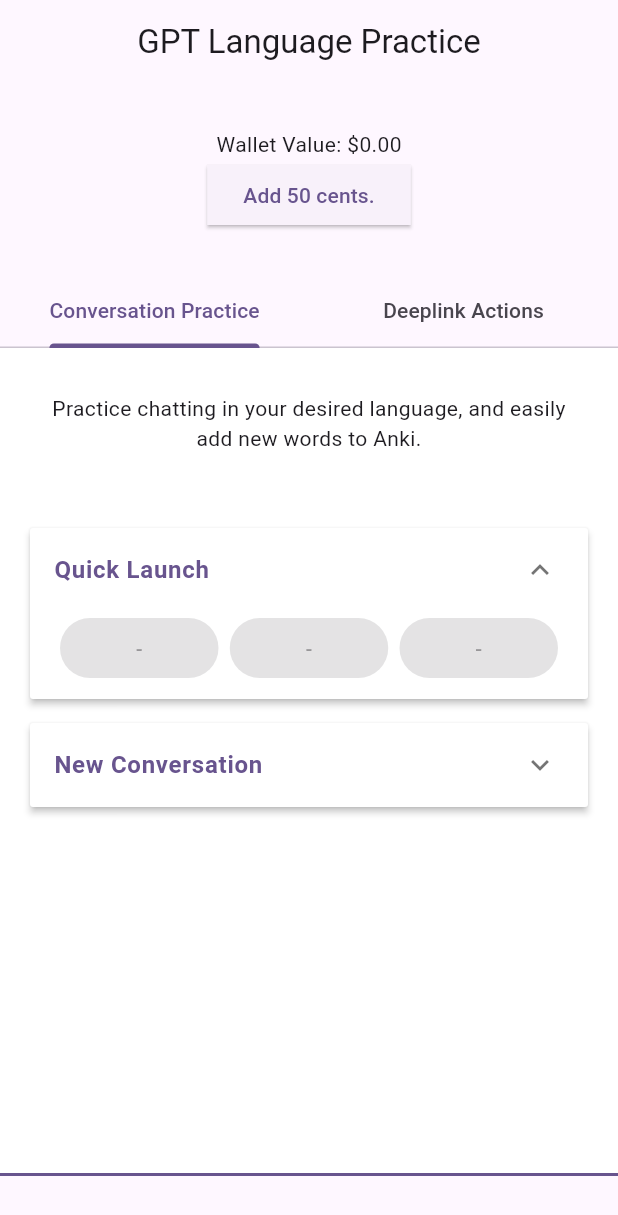
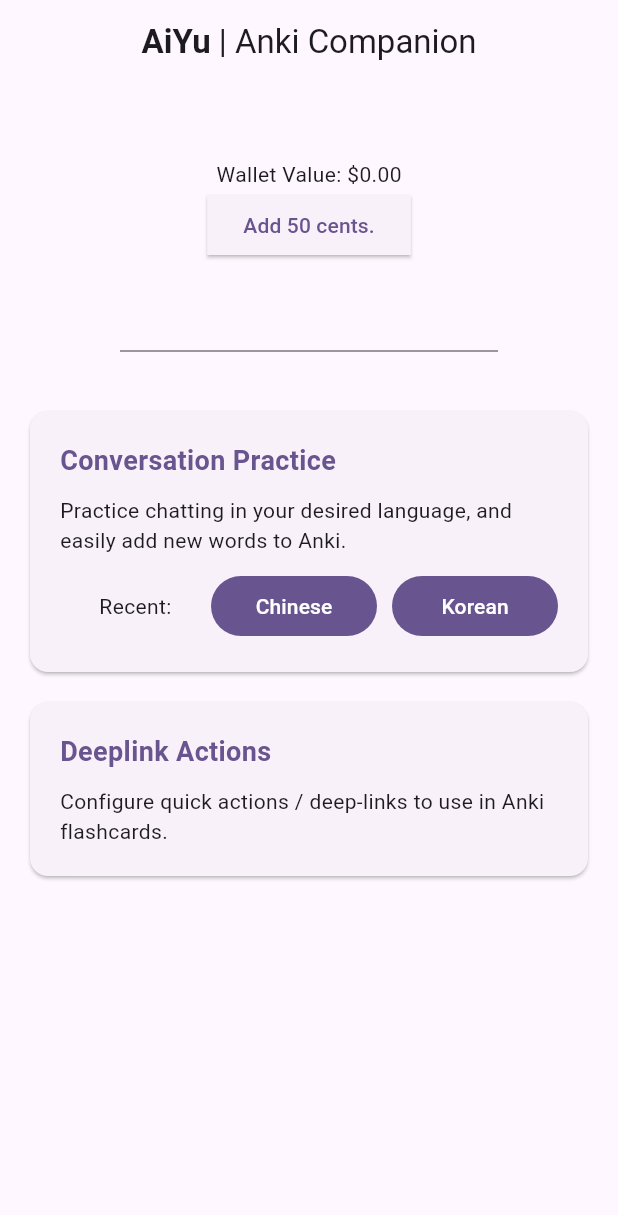
Before and after one commit to martvanburen/aiyu, a Flutter app: the screen it shows after launch, on a phone screen of 412 x 824 dp. Shown: the top 1215 px of the screen. Run offline on Flutter 3.47's test engine with Material 2 defaults, Android fonts, the phone set to English and light mode, and no system bars; our stand-ins replace flutter_dotenv, just_audio, shared_preferences, speech_to_text; missing offline and left inert: aws_polly, flutter_shortcuts; generated files the repository leaves out were written again.

Commit message:
Second attempt at homepage redesign.

```diff
--- a/lib/l10n/app_en.arb
+++ b/lib/l10n/app_en.arb
@@ -1,5 +1,6 @@
 {
-    "title": "GPT Language Practice",
+    "title": "AiYu",
+    "subtitle": "Anki Companion",
     "tab_english": "English",
     "tab_korean": "한국어",
     "tab_chinese": "中文",
--- a/lib/l10n/app_ko.arb
+++ b/lib/l10n/app_ko.arb
@@ -1,5 +1,6 @@
 {
-    "title": "GPT Language Practice",
+    "title": "AiYu",
+    "subtitle": "Anki Companion",
     "tab_english": "English",
     "tab_korean": "한국어",
     "tab_chinese": "中文",
--- a/lib/l10n/app_zh.arb
+++ b/lib/l10n/app_zh.arb
@@ -1,5 +1,6 @@
 {
-    "title": "GPT Language Practice",
+    "title": "爱语",
+    "subtitle": "Anki Companion",
     "tab_english": "English",
     "tab_korean": "한국어",
     "tab_chinese": "中文",
--- a/lib/main.dart
+++ b/lib/main.dart
@@ -1,7 +1,7 @@
 import "dart:io";
 
 import "package:ai_yu/data_structures/gpt_mode.dart";
-import 'package:ai_yu/pages/home/home_page.dart';
+import 'package:ai_yu/pages/home_page.dart';
 import 'package:ai_yu/pages/conversation_page.dart';
 import "package:flutter/material.dart";
 import "package:flutter_dotenv/flutter_dotenv.dart";
--- a/lib/pages/home/conversation_launch_page.dart
+++ /dev/null
@@ -1,252 +0,0 @@
-import 'dart:math';
-
-import 'package:flutter/material.dart';
-import 'package:ai_yu/data_structures/gpt_mode.dart';
-import 'package:ai_yu/pages/conversation_page.dart';
-import 'package:shared_preferences/shared_preferences.dart';
-
-class Item {
-  Item({
-    required this.expandedValue,
-    required this.headerValue,
-    this.isExpanded = false,
-  });
-
-  Widget Function(BuildContext) expandedValue;
-  String headerValue;
-  bool isExpanded;
-}
-
-class ConversationLaunchPage extends StatefulWidget {
-  const ConversationLaunchPage({super.key});
-
-  @override
-  State<ConversationLaunchPage> createState() => _ConversationLaunchPage();
-}
-
-class _ConversationLaunchPage extends State<ConversationLaunchPage> {
-  bool _isConversationMode = false;
-  Locale _selectedLocale = const Locale('en', 'English');
-  List<String> _recentLanguages = ['-', '-', '-'];
-  late int _currentOpenPanelIndex;
-  final _panelItems = <Item>[];
-  final _languageMap = {
-    'en': 'English',
-    'ko': 'Korean',
-    'zh': 'Chinese',
-  };
-  SharedPreferences? _prefs;
-
-  @override
-  void initState() {
-    super.initState();
-    _loadPreferences();
-
-    _currentOpenPanelIndex = 0;
-    _panelItems.add(Item(
-      expandedValue: _buildQuickLaunch,
-      headerValue: "Quick Launch",
-      isExpanded: true,
-    ));
-    _panelItems.add(Item(
-      expandedValue: _buildManualLaunch,
-      headerValue: "New Conversation",
-      isExpanded: false,
-    ));
-  }
-
-  Future<void> _loadPreferences() async {
-    _prefs = await SharedPreferences.getInstance();
-    setState(() {
-      _isConversationMode = _prefs?.getBool('isConversationMode') ?? false;
-      _recentLanguages =
-          _prefs?.getStringList('recentLanguages') ?? ['-', '-', '-'];
-    });
-  }
-
-  void _navigateToPage(BuildContext context, Locale locale) {
-    _updateRecentLanguages(locale.languageCode);
-    Navigator.push(
-        context,
-        MaterialPageRoute(
-            builder: (context) => LanguagePracticePage(
-                mode: _isConversationMode
-                    ? GPTMode.languagePracticeConversationMode
-                    : GPTMode.languagePracticeQuestionMode,
-                locale: _selectedLocale)));
-  }
-
-  void _updateRecentLanguages(String languageCode) {
-    if (!_recentLanguages.contains(languageCode)) {
-      _recentLanguages.removeAt(0);
-      _recentLanguages.add(languageCode);
-      _prefs?.setStringList('recentLanguages', _recentLanguages);
-    }
-  }
-
-  @override
-  Widget build(BuildContext context) {
-    return Container(
-        color: Colors.white,
-        child: Column(
-          mainAxisAlignment: MainAxisAlignment.start,
-          children: [
-            _buildHeaderText(context),
-            _buildExpansionPanelList(),
-          ],
-        ));
-  }
-
-  Widget _buildHeaderText(BuildContext context) {
-    return const Padding(
-      padding: EdgeInsets.all(30.0),
-      child: Text(
-        "Practice chatting in your desired language, and easily add new words to Anki.",
-        textAlign: TextAlign.center,
-      ),
-    );
-  }
-
-  Widget _buildExpansionPanelList() {
-    return Padding(
-        padding: const EdgeInsets.all(20.0),
-        child: ExpansionPanelList(
-          expansionCallback: (int index, bool isExpanded) {
-            setState(() {
-              _panelItems[_currentOpenPanelIndex].isExpanded = false;
-              _currentOpenPanelIndex = index;
-              _panelItems[_currentOpenPanelIndex].isExpanded = !isExpanded;
-            });
-          },
-          elevation: 2,
-          expandedHeaderPadding: const EdgeInsets.all(0.0),
-          animationDuration: const Duration(milliseconds: 400),
-          children: _panelItems.map<ExpansionPanel>((Item item) {
-            return ExpansionPanel(
-              canTapOnHeader: true,
-              headerBuilder: (BuildContext context, bool isExpanded) {
-                return Column(children: [
-                  ListTile(
-                    title: Text(
-                      item.headerValue,
-                      style: TextStyle(
-                          color: Theme.of(context).primaryColor,
-                          fontWeight: FontWeight.bold),
-                    ),
-                  ),
-                ]);
-              },
-              body: Padding(
-                  padding: const EdgeInsets.only(
-                      top: 0.0, left: 20.0, right: 20.0, bottom: 10.0),
-                  child: item.expandedValue(context)),
-              isExpanded: item.isExpanded,
-              backgroundColor: Colors.white,
-            );
-          }).toList(),
-        ));
-  }
-
-  Widget _buildQuickLaunch(BuildContext context) {
-    return Column(children: [
-      LayoutBuilder(
-          builder: (BuildContext context, BoxConstraints constraints) {
-        return Row(
-          mainAxisAlignment: MainAxisAlignment.spaceBetween,
-          children: _recentLanguages
-              .map((language) => SizedBox(
-                    width: max(0, (constraints.maxWidth / 3) - 5),
-                    child: FilledButton(
-                      onPressed: language == '-'
-                          ? null
-                          : () => _navigateToPage(context,
-                              Locale(language, _languageMap[language])),
-                      child: Text(language == '-'
-                          ? '-'
-                          : _languageMap[language] ?? language),
-                    ),
-                  ))
-              .toList(),
-        );
-      }),
-    ]);
-  }
-
-  Widget _buildManualLaunch(BuildContext context) {
-    return Column(children: [
-      Row(children: [
-        Expanded(
-          child: DropdownButton<Locale>(
-            isExpanded: true,
-            value: _selectedLocale,
-            onChanged: (Locale? newValue) {
-              setState(() {
-                _selectedLocale = newValue!;
-              });
-            },
-            items: <Locale>[
-              const Locale('en', 'English'),
-              const Locale('ko', 'Korean'),
-              const Locale('zh', 'Chinese')
-            ].map<DropdownMenuItem<Locale>>((Locale value) {
-              return DropdownMenuItem<Locale>(
-                value: value,
-                child: Text(value.countryCode ?? value.languageCode),
-              );
-            }).toList(),
-          ),
-        ),
-      ]),
-      Row(
-        children: [
-          Expanded(
-            child: CheckboxListTile(
-              contentPadding: const EdgeInsets.all(0.0),
-              title: const Text(
-                "Conversation mode.",
-                style: TextStyle(fontSize: 15),
-              ),
-              value: _isConversationMode,
-              onChanged: (newValue) {
-                setState(() {
-                  _isConversationMode = newValue!;
-                  _prefs?.setBool('isConversationMode', _isConversationMode);
-                });
-              },
-              controlAffinity: ListTileControlAffinity.leading,
-            ),
-          ),
-          IconButton(
-            icon: const Icon(Icons.info),
-            onPressed: () {
-              showDialog(
-                context: context,
-                builder: (BuildContext context) {
-                  return AlertDialog(
-                    title: const Text("Conversation mode."),
-                    content: const Text("""
-If enabled, the app will automatically:
-- Start listening when it's your turn to speak.
-- Submit if it's confident it understood you correctly."""),
-                    actions: <Widget>[
-                      TextButton(
-                        child: const Text('OK'),
-                        onPressed: () {
-                          Navigator.of(context).pop();
-                        },
-                      ),
-                    ],
-                  );
-                },
-              );
-            },
-          ),
-          ElevatedButton(
-            onPressed: () => _navigateToPage(context, _selectedLocale),
-            child: const Text('Start'),
-          ),
-        ],
-      ),
-    ]);
-  }
-}
--- a/lib/pages/home/home_page.dart
+++ /dev/null
@@ -1,73 +0,0 @@
-import "package:ai_yu/pages/home/conversation_launch_page.dart";
-import "package:ai_yu/pages/home/deeplink_list_page.dart";
-import "package:ai_yu/widgets/home_page/wallet_display_widget.dart";
-import "package:flutter/material.dart";
-import "package:flutter_gen/gen_l10n/app_localizations.dart";
-
-class HomePage extends StatefulWidget {
-  const HomePage({Key? key}) : super(key: key);
-
-  @override
-  State<HomePage> createState() => _HomePageState();
-}
-
-class _HomePageState extends State<HomePage>
-    with SingleTickerProviderStateMixin {
-  late TabController _tabController;
-
-  final List<Widget> _children = [
-    const ConversationLaunchPage(),
-    const DeeplinkListPage(),
-  ];
-
-  @override
-  void initState() {
-    super.initState();
-    _tabController = TabController(vsync: this, length: _children.length);
-    _tabController.addListener(() {
-      setState(() {});
-    });
-  }
-
-  @override
-  void dispose() {
-    _tabController.dispose();
-    super.dispose();
-  }
-
-  @override
-  Widget build(BuildContext context) {
-    return Scaffold(
-      appBar: AppBar(
-        title: Text(AppLocalizations.of(context)!.title),
-        centerTitle: true,
-      ),
-      body: Column(
-        children: <Widget>[
-          const Padding(
-            padding: EdgeInsets.all(30.0),
-            child: WalletDisplayWidget(),
-          ),
-          TabBar(
-            controller: _tabController,
-            tabs: const <Tab>[
-              Tab(text: 'Conversation Practice'),
-              Tab(text: 'Deeplink Actions'),
-            ],
-          ),
-          Expanded(
-              child: TabBarView(
-            controller: _tabController,
-            children: _children,
-          )),
-          Divider(
-            height: 0,
-            thickness: 2,
-            color: Theme.of(context).primaryColor,
-          ),
-          const SizedBox(height: 40),
-        ],
-      ),
-    );
-  }
-}
--- /dev/null
+++ b/lib/pages/home_page.dart
@@ -0,0 +1,156 @@
+import "dart:math";
+
+import "package:ai_yu/widgets/home_page/conversation_launch_widget.dart";
+import "package:ai_yu/pages/home/deeplink_list_page.dart";
+import "package:ai_yu/widgets/home_page/wallet_display_widget.dart";
+import "package:flutter/material.dart";
+import "package:flutter_gen/gen_l10n/app_localizations.dart";
+
+class HomePage extends StatefulWidget {
+  const HomePage({Key? key}) : super(key: key);
+
+  @override
+  State<HomePage> createState() => _HomePageState();
+}
+
+class _HomePageState extends State<HomePage> {
+  @override
+  Widget build(BuildContext context) {
+    return Scaffold(
+      appBar: AppBar(
+        title: Row(
+          mainAxisAlignment: MainAxisAlignment.center,
+          children: [
+            Text(AppLocalizations.of(context)!.title,
+                style: const TextStyle(fontWeight: FontWeight.bold)),
+            Text(" | ${AppLocalizations.of(context)!.subtitle}"),
+          ],
+        ),
+      ),
+      body: Padding(
+        padding: const EdgeInsets.all(20.0),
+        child: Column(
+          children: <Widget>[
+            const Padding(
+              padding: EdgeInsets.all(30.0),
+              child: WalletDisplayWidget(),
+            ),
+            Divider(
+              height: 60,
+              indent: 60,
+              endIndent: 60,
+              thickness: 1,
+              color: Theme.of(context).dividerColor,
+            ),
+            Card(
+              margin: const EdgeInsets.symmetric(vertical: 10.0),
+              child: InkWell(
+                onTap: () {
+                  showDialog(
+                    context: context,
+                    builder: (BuildContext context) => AlertDialog(
+                      title: const Text("Start Conversation"),
+                      content: const ConversationLaunchWidget(),
+                      actions: <Widget>[
+                        TextButton(
+                          child: const Text("Cancel"),
+                          onPressed: () {
+                            Navigator.of(context).pop();
+                          },
+                        ),
+                        FilledButton(
+                          child: const Text("Start"),
+                          onPressed: () {
+                            Navigator.of(context).pop();
+                          },
+                        ),
+                      ],
+                    ),
+                  );
+                },
+                child: Padding(
+                  padding: const EdgeInsets.all(20.0),
+                  child: Column(
+                    crossAxisAlignment: CrossAxisAlignment.stretch,
+                    children: <Widget>[
+                      Text(
+                        "Conversation Practice",
+                        style: TextStyle(
+                          color: Theme.of(context).primaryColor,
+                          fontWeight: FontWeight.bold,
+                          fontSize: 18,
+                        ),
+                      ),
+                      const SizedBox(height: 10.0),
+                      const Text(
+                        "Practice chatting in your desired language, and easily add new words to Anki.",
+                      ),
+                      const SizedBox(height: 10.0),
+                      LayoutBuilder(builder:
+                          (BuildContext context, BoxConstraints constraints) {
+                        return Row(
+                          mainAxisAlignment: MainAxisAlignment.end,
+                          children: <Widget>[
+                            const Expanded(
+                                child: Text(
+                              "Recent:",
+                              textAlign: TextAlign.center,
+                            )),
+                            SizedBox(
+                              width: constraints.maxWidth / 3.0,
+                              child: FilledButton(
+                                  child: const Text("Chinese"),
+                                  onPressed: () {}),
+                            ),
+                            const SizedBox(width: 10),
+                            SizedBox(
+                              width: constraints.maxWidth / 3.0,
+                              child: FilledButton(
+                                  child: const Text("Korean"),
+                                  onPressed: () {}),
+                            ),
+                          ],
+                        );
+                      }),
+                    ],
+                  ),
+                ),
+              ),
+            ),
+            Card(
+              margin: const EdgeInsets.symmetric(vertical: 10.0),
+              child: InkWell(
+                onTap: () {
+                  Navigator.push(
+                    context,
+                    MaterialPageRoute(
+                        builder: (context) => const DeeplinkListPage()),
+                  );
+                },
+                child: Padding(
+                  padding: const EdgeInsets.all(20.0),
+                  child: Column(
+                    crossAxisAlignment: CrossAxisAlignment.stretch,
+                    children: <Widget>[
+                      Text(
+                        "Deeplink Actions",
+                        style: TextStyle(
+                          color: Theme.of(context).primaryColor,
+                          fontWeight: FontWeight.bold,
+                          fontSize: 18,
+                        ),
+                      ),
+                      const SizedBox(height: 10.0),
+                      const Text(
+                          "Configure quick actions / deep-links to use in Anki flashcards."),
+                    ],
+                  ),
+                ),
+              ),
+            ),
+          ],
+        ),
+      ),
+    );
+  }
+}
```
Also changed, not shown: lib/widgets/home_page/conversation_launch_widget.dart (added, +183 -0 lines).
